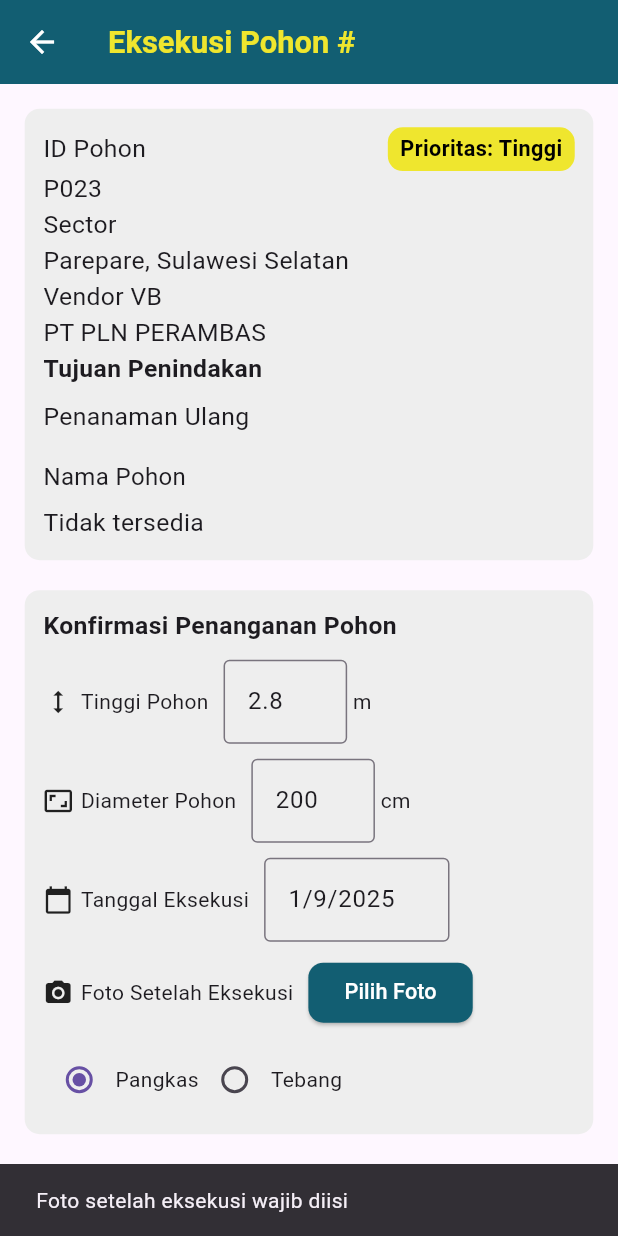
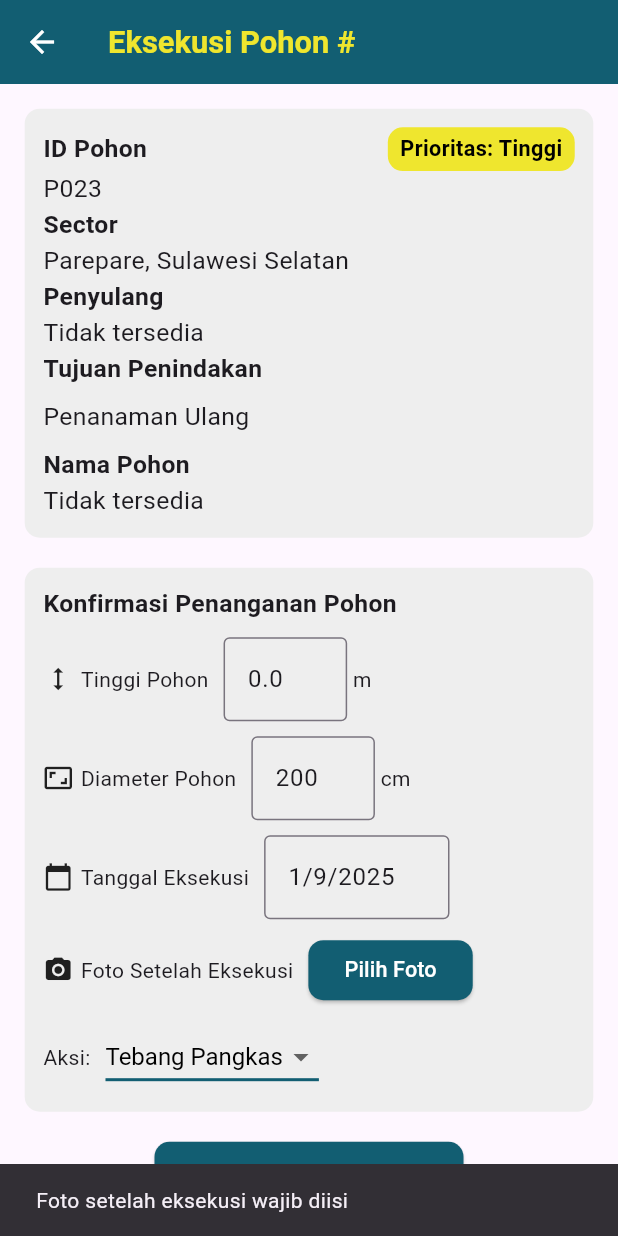
Before and after one commit to hnnayy/PLN-JagaGRID-New, a Flutter app: the EksekusiPage screen opened directly with empty values, after a tap on "Simpan", on a phone screen of 412 x 824 dp. Run offline on Flutter 3.47's test engine with Material 3 defaults, Android fonts, the phone set to English and light mode, and no system bars; our stand-ins replace cached_network_image, cloud_firestore, dropdown_search, firebase_core, google_maps_flutter, image_picker; missing offline and left inert: firebase_app_check; accounts and stored records are empty.

Commit message:
udah di sesuai dropdownnya dan databasneya. dan sudah ada tampilan loading ketika menyimpan data

```diff
--- a/lib/page/report/eksekusi.dart
+++ b/lib/page/report/eksekusi.dart
@@ -18,18 +18,30 @@ class EksekusiPage extends StatefulWidget {
 }
 
 class _EksekusiPageState extends State<EksekusiPage> {
-  String _selectedAction = 'Pangkas';
-  final TextEditingController _heightController = TextEditingController(text: '2.8');
+  String _selectedAction = 'Tebang Pangkas'; // Default to match tujuanPenjadwalan
+  final TextEditingController _heightController = TextEditingController();
   final TextEditingController _diameterController = TextEditingController(text: '200');
   final TextEditingController _dateController = TextEditingController();
   File? _selectedImage;
   final ImagePicker _picker = ImagePicker();
   DateTime _selectedDate = DateTime.now();
+  bool _isLoading = false; // Add loading state
 
   @override
   void initState() {
     super.initState();
-    _dateController.text = _formatDate(_selectedDate);
+    // Set initial dropdown value based on tujuanPenjadwalan from DataPohon
+    _selectedAction = widget.pohon.tujuanPenjadwalan == 1
+        ? 'Tebang Pangkas'
+        : widget.pohon.tujuanPenjadwalan == 2
+            ? 'Tebang Habis'
+            : 'Tebang Pangkas';
+    // Prepopulate height from DataPohon initialHeight with fallback
+    _heightController.text = widget.pohon.initialHeight != null
+        ? widget.pohon.initialHeight.toStringAsFixed(1)
+        : '0.0';
+    // Prepopulate date with current date
+    _dateController.text = _formatDate(DateTime.now());
   }
 
   @override
@@ -86,36 +98,6 @@ class _EksekusiPageState extends State<EksekusiPage> {
     );
   }
 
-  Future<void> _selectDate(BuildContext context) async {
-    final DateTime? picked = await showDatePicker(
-      context: context,
-      initialDate: _selectedDate,
-      firstDate: DateTime(2000),
-      lastDate: DateTime(2101),
-      builder: (context, child) {
-        return Theme(
-          data: Theme.of(context).copyWith(
-            colorScheme: const ColorScheme.light(
-              primary: Color(0xFF125E72),
-              onPrimary: Colors.white,
-              onSurface: Colors.black87,
-            ),
-            textButtonTheme: TextButtonThemeData(
-              style: TextButton.styleFrom(foregroundColor: Color(0xFF125E72)),
-            ),
-          ),
-          child: child!,
-        );
-      },
-    );
-    if (picked != null && picked != _selectedDate) {
-      setState(() {
-        _selectedDate = picked;
-        _dateController.text = _formatDate(picked);
-      });
-    }
-  }
-
   @override
   Widget build(BuildContext context) {
     final screenWidth = MediaQuery.of(context).size.width;
@@ -137,7 +119,9 @@ class _EksekusiPageState extends State<EksekusiPage> {
           ),
         ),
       ),
-      body: SingleChildScrollView(
+      body: Stack(
+        children: [
+          SingleChildScrollView(
             padding: EdgeInsets.all(screenWidth * 0.04),
             child: Column(
               crossAxisAlignment: CrossAxisAlignment.start,
@@ -156,7 +140,10 @@ class _EksekusiPageState extends State<EksekusiPage> {
                         children: [
                           Text(
                             'ID Pohon',
-                        style: TextStyle(fontSize: screenWidth * 0.04),
+                            style: TextStyle(
+                              fontSize: screenWidth * 0.04,
+                              fontWeight: FontWeight.bold,
+                            ),
                           ),
                           Container(
                             padding: EdgeInsets.symmetric(
@@ -184,7 +171,10 @@ class _EksekusiPageState extends State<EksekusiPage> {
                       ),
                       Text(
                         'Sector',
-                    style: TextStyle(fontSize: screenWidth * 0.04),
+                        style: TextStyle(
+                          fontSize: screenWidth * 0.04,
+                          fontWeight: FontWeight.bold,
+                        ),
                       ),
                       Text(
                         widget.pohon.up3.isNotEmpty && widget.pohon.ulp.isNotEmpty
@@ -193,11 +183,14 @@ class _EksekusiPageState extends State<EksekusiPage> {
                         style: TextStyle(fontSize: screenWidth * 0.04),
                       ),
                       Text(
-                    'Vendor VB',
-                    style: TextStyle(fontSize: screenWidth * 0.04),
+                        'Penyulang',
+                        style: TextStyle(
+                          fontSize: screenWidth * 0.04,
+                          fontWeight: FontWeight.bold,
+                        ),
                       ),
                       Text(
-                    widget.pohon.vendor.isNotEmpty ? widget.pohon.vendor : 'PT PLN PERAMBAS',
+                        widget.pohon.penyulang.isNotEmpty ? widget.pohon.penyulang : 'Tidak tersedia',
                         style: TextStyle(fontSize: screenWidth * 0.04),
                       ),
                       Text(
@@ -211,18 +204,18 @@ class _EksekusiPageState extends State<EksekusiPage> {
                         padding: const EdgeInsets.fromLTRB(0, 8, 0, 8),
                         child: Text(
                           widget.pohon.tujuanPenjadwalan == 1
-                          ? 'Penebangan'
+                              ? 'Tebang Pangkas'
                               : widget.pohon.tujuanPenjadwalan == 2
-                              ? 'Pemangkasan'
+                                  ? 'Tebang Habis'
                                   : 'Penanaman Ulang',
                           style: TextStyle(fontSize: screenWidth * 0.04),
                         ),
                       ),
-                  const Padding(
-                    padding: EdgeInsets.fromLTRB(0, 8, 0, 8),
-                    child: Text(
+                      Text(
                         'Nama Pohon',
-                      style: TextStyle(fontSize: 16),
+                        style: TextStyle(
+                          fontSize: screenWidth * 0.04,
+                          fontWeight: FontWeight.bold,
                         ),
                       ),
                       Text(
@@ -304,7 +297,6 @@ class _EksekusiPageState extends State<EksekusiPage> {
                                 border: OutlineInputBorder(),
                               ),
                               readOnly: true,
-                          onTap: () => _selectDate(context),
                             ),
                           ),
                         ],
@@ -346,26 +338,30 @@ class _EksekusiPageState extends State<EksekusiPage> {
                       const SizedBox(height: 10),
                       Row(
                         children: [
-                      Radio<String>(
-                        value: 'Pangkas',
-                        groupValue: _selectedAction,
-                        onChanged: (value) {
+                          const Text('Aksi:'),
+                          const SizedBox(width: 10),
+                          DropdownButton<String>(
+                            value: _selectedAction,
+                            icon: const Icon(Icons.arrow_drop_down),
+                            iconSize: 24,
+                            elevation: 16,
+                            style: const TextStyle(color: Colors.black, fontSize: 16),
+                            underline: Container(
+                              height: 2,
+                              color: const Color(0xFF125E72),
+                            ),
+                            onChanged: (String? newValue) {
                               setState(() {
-                            _selectedAction = value!;
+                                _selectedAction = newValue!;
                               });
                             },
+                            items: <String>['Tebang Pangkas', 'Tebang Habis'].map<DropdownMenuItem<String>>((String value) {
+                              return DropdownMenuItem<String>(
+                                value: value,
+                                child: Text(value),
+                              );
+                            }).toList(),
                           ),
-                      const Text('Pangkas'),
-                      Radio<String>(
-                        value: 'Tebang',
-                        groupValue: _selectedAction,
-                        onChanged: (value) {
-                          setState(() {
-                            _selectedAction = value!;
-                          });
-                        },
-                      ),
-                      const Text('Tebang'),
                         ],
                       ),
                     ],
@@ -374,7 +370,9 @@ class _EksekusiPageState extends State<EksekusiPage> {
                 const SizedBox(height: 20),
                 Center(
                   child: ElevatedButton(
-                onPressed: () async {
+                    onPressed: _isLoading
+                        ? null // Disable button during loading
+                        : () async {
                             if (_selectedImage == null) {
                               ScaffoldMessenger.of(context).showSnackBar(
                                 const SnackBar(content: Text('Foto setelah eksekusi wajib diisi')),
@@ -387,18 +385,21 @@ class _EksekusiPageState extends State<EksekusiPage> {
                               );
                               return;
                             }
+                            setState(() {
+                              _isLoading = true; // Start loading
+                            });
                             try {
                               final dateParts = _dateController.text.split('/');
                               final eksekusi = Eksekusi(
-                      id: '', // String kosong, akan diisi oleh Firestore
-                      dataPohonId: widget.pohon.id, // Gunakan langsung widget.pohon.id sebagai String
-                      statusEksekusi: _selectedAction == 'Pangkas' ? 2 : 3,
+                                id: '', // Empty string, will be set by Firestore
+                                dataPohonId: widget.pohon.id,
+                                statusEksekusi: _selectedAction == 'Tebang Pangkas' ? 2 : 3,
                                 tanggalEksekusi: Timestamp.fromDate(DateTime(
                                   int.parse(dateParts[2]),
                                   int.parse(dateParts[1]),
                                   int.parse(dateParts[0]),
                                 )),
-                      fotoSetelah: null, // Biarkan null, akan diatur oleh EksekusiService
+                                fotoSetelah: null, // Will be set by EksekusiService
                                 createdBy: 1,
                                 createdDate: Timestamp.now(),
                                 status: 1,
@@ -409,6 +410,9 @@ class _EksekusiPageState extends State<EksekusiPage> {
                               print('Mencoba menyimpan eksekusi: ${eksekusi.toMap()}');
                               await Provider.of<EksekusiProvider>(context, listen: false).addEksekusi(eksekusi, _selectedImage);
                               if (!mounted) return;
+                              setState(() {
+                                _isLoading = false; // Stop loading
+                              });
                               await showDialog(
                                 context: context,
                                 builder: (ctx) => AlertDialog(
@@ -416,15 +420,21 @@ class _EksekusiPageState extends State<EksekusiPage> {
                                   content: const Text('Data eksekusi berhasil disimpan.'),
                                   actions: [
                                     TextButton(
-                            onPressed: () => Navigator.of(ctx).pop(),
+                                      onPressed: () {
+                                        Navigator.of(ctx).pop();
+                                        Navigator.of(context).pop(); // Navigate back after dialog
+                                      },
                                       child: const Text('OK'),
                                     ),
                                   ],
                                 ),
                               );
-                    Navigator.of(context).pop(); // Kembali ke halaman sebelumnya
                             } catch (e) {
+                              setState(() {
+                                _isLoading = false; // Stop loading on error
+                              });
                               print('Error di EksekusiPage: $e');
+                              if (!mounted) return;
                               await showDialog(
                                 context: context,
                                 builder: (ctx) => AlertDialog(
@@ -457,8 +467,20 @@ class _EksekusiPageState extends State<EksekusiPage> {
                     ),
                   ),
                 ),
+                const SizedBox(height: 20),
               ],
             ),
+          ),
+          if (_isLoading)
+            Container(
+              color: Colors.black.withOpacity(0.5), // Semi-transparent overlay
+              child: const Center(
+                child: CircularProgressIndicator(
+                  valueColor: AlwaysStoppedAnimation<Color>(Color(0xFF125E72)),
+                ),
+              ),
+            ),
+        ],
       ),
     );
   }
```
Also changed, not shown: lib/page/report/treemapping_detail.dart (+16 -7 lines). Lines whose indentation alone changed are shown as unchanged.
